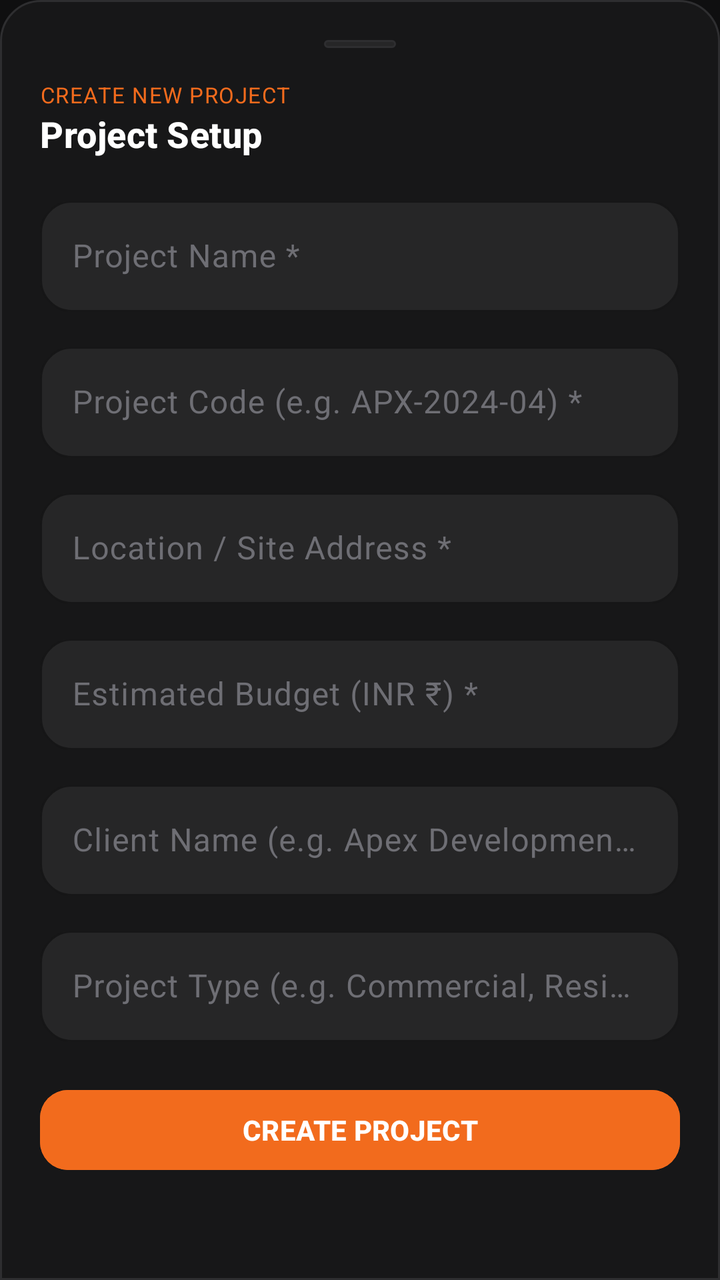
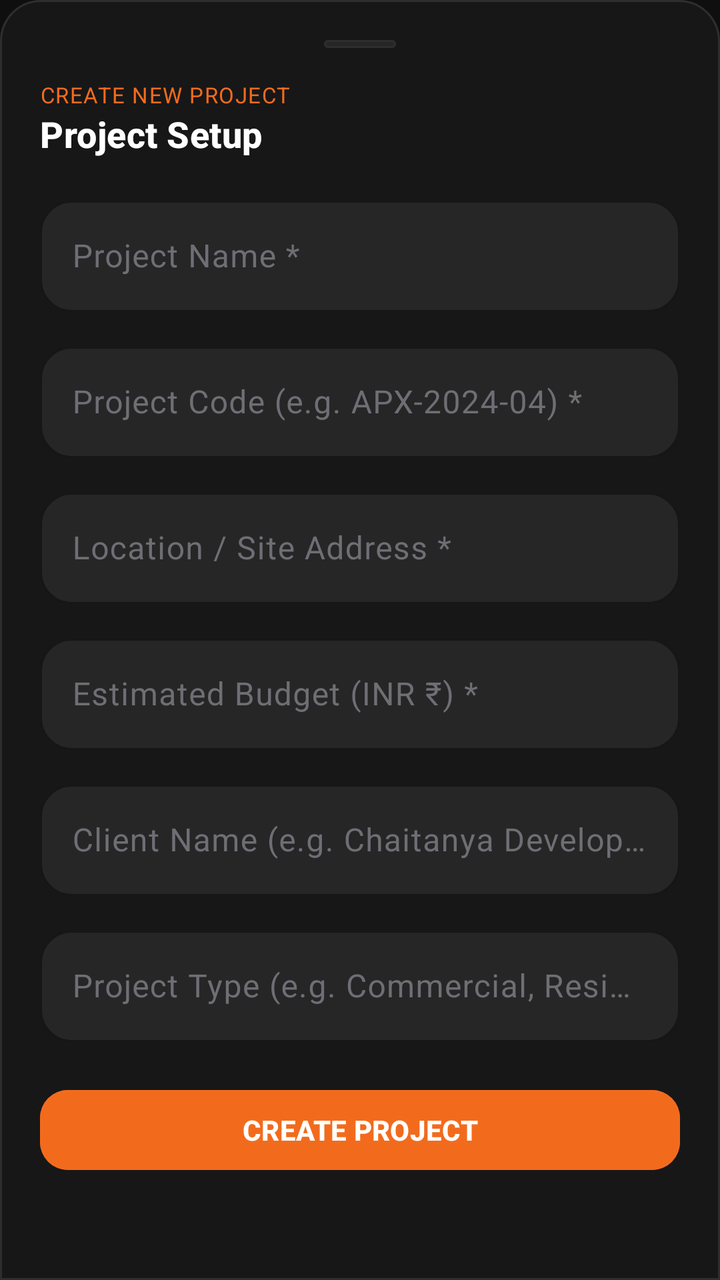

Screens rendered from an Android XML layout before and after an edit, with the pre-edit source and the edit as a unified diff.
<!-- AndroidManifest.xml: application theme Theme.Contructionmanagementapp -->
<!-- res/layout/bottom_sheet_create_project.xml -->
<?xml version="1.0" encoding="utf-8"?>
<LinearLayout xmlns:android="http://schemas.android.com/apk/res/android"
    xmlns:app="http://schemas.android.com/apk/res-auto"
    android:layout_width="match_parent"
    android:layout_height="wrap_content"
    android:background="@drawable/bg_bottom_navigation"
    android:orientation="vertical"
    android:padding="@dimen/cms_spacing_xl">

    
    <View
        android:layout_width="36dp"
        android:layout_height="4dp"
        android:layout_gravity="center_horizontal"
        android:layout_marginBottom="@dimen/cms_spacing_lg"
        android:background="@drawable/bg_status_badge" />

    <TextView
        android:layout_width="wrap_content"
        android:layout_height="wrap_content"
        android:text="CREATE NEW PROJECT"
        android:textAppearance="@style/TextAppearance.CMS.Caption"
        android:textColor="@color/cms_accent" />

    <TextView
        android:layout_width="wrap_content"
        android:layout_height="wrap_content"
        android:text="Project Setup"
        android:textAppearance="@style/TextAppearance.CMS.Title" />

    
    <com.google.android.material.textfield.TextInputLayout
        android:id="@+id/tilProjectName"
        style="@style/Widget.CMS.TextInputLayout"
        android:layout_width="match_parent"
        android:layout_height="wrap_content"
        android:layout_marginTop="@dimen/cms_spacing_lg"
        android:hint="Project Name *">

        <com.google.android.material.textfield.TextInputEditText
            android:id="@+id/etProjectName"
            android:layout_width="match_parent"
            android:layout_height="wrap_content"
            android:inputType="textCapWords"
            android:textColor="@color/cms_text_primary" />
    </com.google.android.material.textfield.TextInputLayout>

    
    <com.google.android.material.textfield.TextInputLayout
        android:id="@+id/tilProjectCode"
        style="@style/Widget.CMS.TextInputLayout"
        android:layout_width="match_parent"
        android:layout_height="wrap_content"
        android:layout_marginTop="@dimen/cms_spacing_md"
        android:hint="Project Code (e.g. APX-2024-04) *">

        <com.google.android.material.textfield.TextInputEditText
            android:id="@+id/etProjectCode"
            android:layout_width="match_parent"
            android:layout_height="wrap_content"
            android:inputType="textCapCharacters"
            android:textColor="@color/cms_text_primary" />
    </com.google.android.material.textfield.TextInputLayout>

    
    <com.google.android.material.textfield.TextInputLayout
        android:id="@+id/tilProjectLocation"
        style="@style/Widget.CMS.TextInputLayout"
        android:layout_width="match_parent"
        android:layout_height="wrap_content"
        android:layout_marginTop="@dimen/cms_spacing_md"
        android:hint="Location / Site Address *">

        <com.google.android.material.textfield.TextInputEditText
            android:id="@+id/etProjectLocation"
            android:layout_width="match_parent"
            android:layout_height="wrap_content"
            android:inputType="textCapWords"
            android:textColor="@color/cms_text_primary" />
    </com.google.android.material.textfield.TextInputLayout>

    
    <com.google.android.material.textfield.TextInputLayout
        android:id="@+id/tilProjectBudget"
        style="@style/Widget.CMS.TextInputLayout"
        android:layout_width="match_parent"
        android:layout_height="wrap_content"
        android:layout_marginTop="@dimen/cms_spacing_md"
        android:hint="Estimated Budget (INR ₹) *">

        <com.google.android.material.textfield.TextInputEditText
            android:id="@+id/etProjectBudget"
            android:layout_width="match_parent"
            android:layout_height="wrap_content"
            android:inputType="numberDecimal"
            android:textColor="@color/cms_text_primary" />
    </com.google.android.material.textfield.TextInputLayout>

    
    <com.google.android.material.textfield.TextInputLayout
        android:id="@+id/tilProjectClient"
        style="@style/Widget.CMS.TextInputLayout"
        android:layout_width="match_parent"
        android:layout_height="wrap_content"
        android:layout_marginTop="@dimen/cms_spacing_md"
        android:hint="Client Name (e.g. Apex Developments)">

        <com.google.android.material.textfield.TextInputEditText
            android:id="@+id/etProjectClient"
            android:layout_width="match_parent"
            android:layout_height="wrap_content"
            android:inputType="textCapWords"
            android:textColor="@color/cms_text_primary" />
    </com.google.android.material.textfield.TextInputLayout>

    
    <com.google.android.material.textfield.TextInputLayout
        android:id="@+id/tilProjectType"
        style="@style/Widget.CMS.TextInputLayout"
        android:layout_width="match_parent"
        android:layout_height="wrap_content"
        android:layout_marginTop="@dimen/cms_spacing_md"
        android:hint="Project Type (e.g. Commercial, Residential)">

        <com.google.android.material.textfield.TextInputEditText
            android:id="@+id/etProjectType"
            android:layout_width="match_parent"
            android:layout_height="wrap_content"
            android:inputType="textCapWords"
            android:textColor="@color/cms_text_primary" />
    </com.google.android.material.textfield.TextInputLayout>

    
    <com.google.android.material.button.MaterialButton
        android:id="@+id/btnSubmitProject"
        style="@style/Widget.CMS.Button.Primary"
        android:layout_width="match_parent"
        android:layout_height="wrap_content"
        android:layout_marginTop="@dimen/cms_spacing_xl"
        android:text="CREATE PROJECT" />

    <ProgressBar
        android:id="@+id/progressCreateProject"
        android:layout_width="wrap_content"
        android:layout_height="wrap_content"
        android:layout_gravity="center_horizontal"
        android:layout_marginTop="@dimen/cms_spacing_md"
        android:indeterminateTint="@color/cms_accent"
        android:visibility="gone" />

</LinearLayout>
<!-- resources referenced by this layout -->
<resources>
  <color name="cms_accent">#F26B1D</color>
  <color name="cms_text_primary">#FFFFFF</color>
  <dimen name="cms_spacing_lg">16dp</dimen>
  <dimen name="cms_spacing_md">12dp</dimen>
  <dimen name="cms_spacing_xl">20dp</dimen>
  <!-- drawable bg_status_badge (drawable) -->
  <?xml version="1.0" encoding="utf-8"?>
  <shape xmlns:android="http://schemas.android.com/apk/res/android"
      android:shape="rectangle">
      <corners android:radius="@dimen/cms_radius_pill" />
      <stroke
          android:width="1dp"
          android:color="@color/cms_border" />
      <solid android:color="@color/cms_card_elevated" />
  </shape>
  <style name="TextAppearance.CMS.Caption" parent="TextAppearance.Material3.LabelSmall">
          <item name="android:textSize">@dimen/cms_text_size_caption</item>
          <item name="android:textColor">@color/cms_text_tertiary</item>
          <item name="fontFamily">sans-serif</item>
      </style>
  <style name="TextAppearance.CMS.Title" parent="TextAppearance.Material3.TitleMedium">
          <item name="android:textSize">@dimen/cms_text_size_title</item>
          <item name="android:textColor">@color/cms_text_primary</item>
          <item name="android:textStyle">bold</item>
          <item name="fontFamily">sans-serif-medium</item>
      </style>
  <style name="Widget.CMS.Button.Primary" parent="Widget.Material3.Button">
          <item name="android:backgroundTint">@color/cms_accent</item>
          <item name="android:textColor">@color/cms_accent_on</item>
          <item name="cornerRadius">@dimen/cms_radius_chip</item>
          <item name="android:minHeight">@dimen/cms_touch_target_min</item>
          <item name="android:textStyle">bold</item>
          <item name="rippleColor">@color/cms_accent_pressed</item>
      </style>
  <style name="Theme.Contructionmanagementapp" parent="Theme.CMS" />
  <color name="cms_surface">#171718</color>
  <color name="cms_border">#2E2E30</color>
  <dimen name="cms_radius_card">20dp</dimen>
  <dimen name="cms_radius_pill">999dp</dimen>
  <color name="cms_card_elevated">#262627</color>
  <dimen name="cms_text_size_caption">11sp</dimen>
  <color name="cms_text_tertiary">#6E6E74</color>
  <dimen name="cms_text_size_title">18sp</dimen>
  <color name="cms_accent_on">#FFFFFF</color>
  <dimen name="cms_radius_chip">14dp</dimen>
  <dimen name="cms_touch_target_min">48dp</dimen>
  <color name="cms_accent_pressed">#D95A10</color>
  <dimen name="cms_radius_tile">16dp</dimen>
  <color name="cms_text_secondary">#A0A0A6</color>
  <color name="cms_background">#0F0F10</color>
  <style name="Theme.CMS.BottomSheetDialog" parent="ThemeOverlay.Material3.BottomSheetDialog">
          <item name="bottomSheetStyle">@style/Widget.CMS.BottomSheet.Modal</item>
          <item name="android:windowIsFloating">false</item>
          <item name="android:statusBarColor">@color/cms_transparent</item>
          <item name="android:navigationBarColor">@color/cms_surface</item>
      </style>
  <style name="Widget.CMS.BottomSheet.Modal" parent="Widget.Material3.BottomSheet.Modal">
          <item name="backgroundTint">@color/cms_surface</item>
          <item name="shapeAppearance">@style/ShapeAppearance.CMS.BottomSheet</item>
      </style>
  <color name="cms_transparent">#00000000</color>
  <style name="ShapeAppearance.CMS.BottomSheet" parent="ShapeAppearance.Material3.Corner.None">
          <item name="cornerSizeTopLeft">@dimen/cms_radius_card</item>
          <item name="cornerSizeTopRight">@dimen/cms_radius_card</item>
          <item name="cornerSizeBottomLeft">0dp</item>
          <item name="cornerSizeBottomRight">0dp</item>
      </style>
  <!-- unchanged entries left out for length: 3 -->
</resources>

<!-- the commit's change to res/layout/bottom_sheet_create_project.xml (unified diff, before → after) -->
@@ -103,7 +103,7 @@
         android:layout_width="match_parent"
         android:layout_height="wrap_content"
         android:layout_marginTop="@dimen/cms_spacing_md"
-        android:hint="Client Name (e.g. Apex Developments)">
+        android:hint="Client Name (e.g. Chaitanya Developments)">
 
         <com.google.android.material.textfield.TextInputEditText
             android:id="@+id/etProjectClient"
